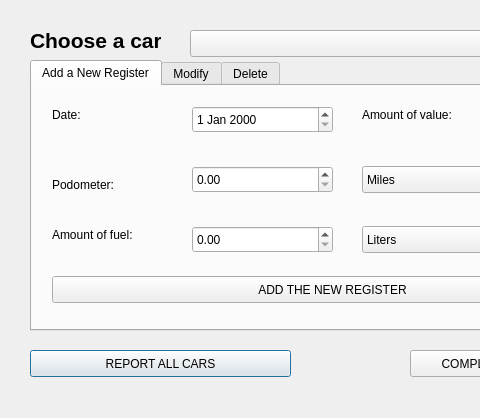
Old version of the form FuelMonitor/savecars.ui in the repository nelcar/Fuel-Monitoring; both pictures show x 0 to 480 and y 0 to 418 of the 688 by 418 pixel window.
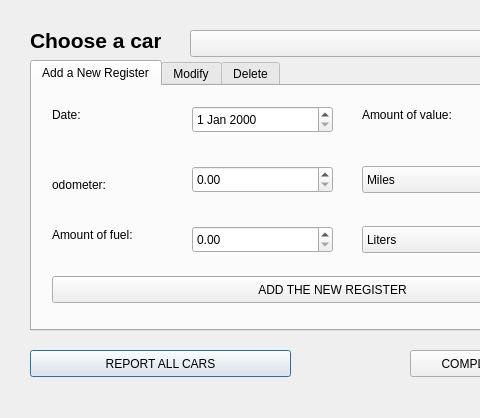
New version of the form.

The edit to the form file:
```diff
--- a/FuelMonitor/savecars.ui
+++ b/FuelMonitor/savecars.ui
@@ -137,7 +137,7 @@
       </rect>
      </property>
      <property name="text">
-      <string>Podometer:</string>
+      <string>odometer:</string>
      </property>
     </widget>
     <widget class="QDateEdit" name="SCaddDate">
```
Left out of the diff: 4 changed lines with no effect on the pictures.
